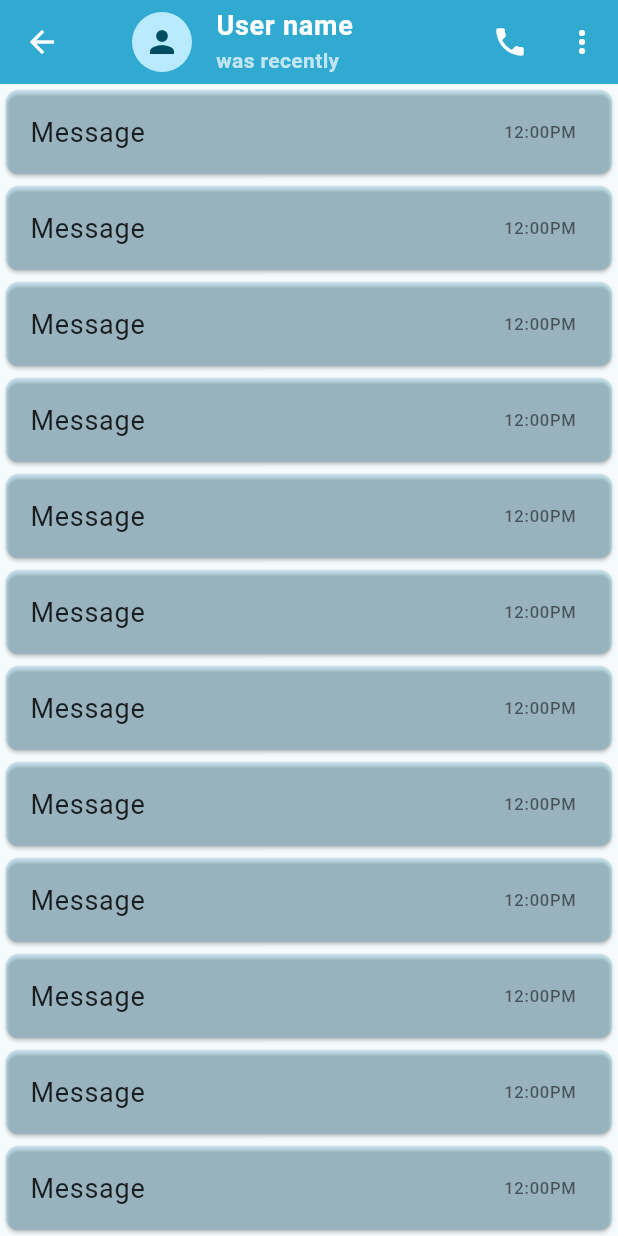
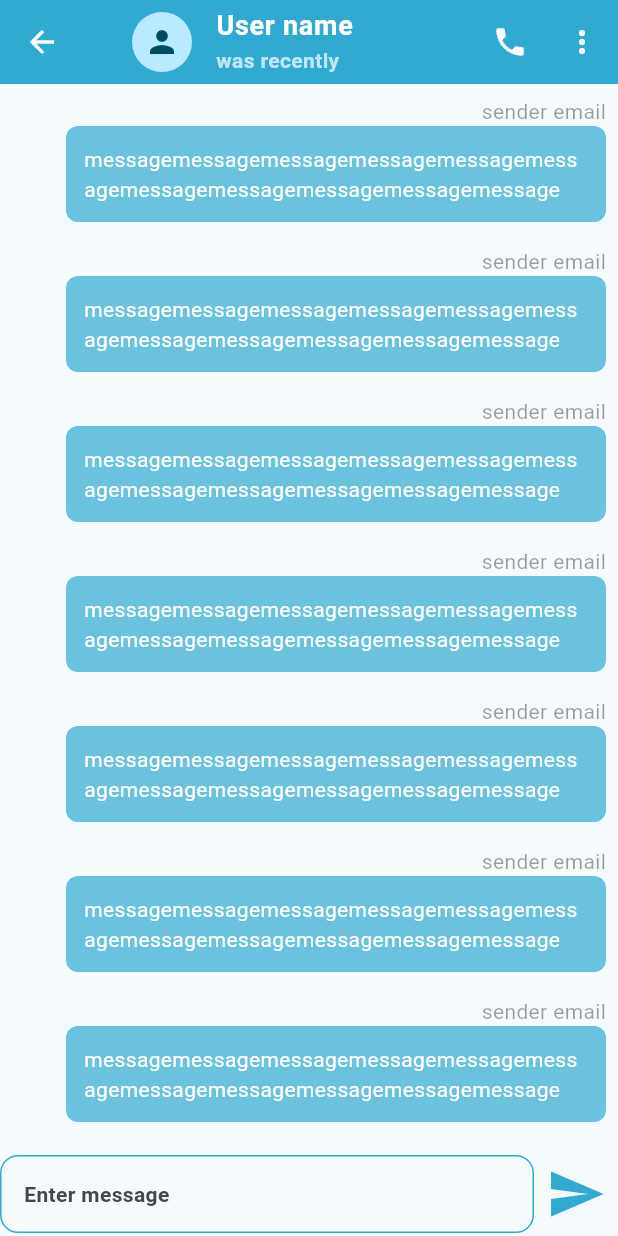
Before and after one commit to Hatemsla/chat_app, a Flutter app: the ChatScreen screen opened by its route, on a phone screen of 412 x 824 dp. Run offline on Flutter 3.47's test engine with Material 2 defaults, Android fonts, the phone set to English and light mode, and no system bars; our stand-ins replace auto_route, email_validator, firebase_auth, firebase_core, get_it, talker_flutter; accounts and stored records are empty.

Commit message:
Added chat ui

```diff
--- a/lib/features/chat/view/chat_screen.dart
+++ b/lib/features/chat/view/chat_screen.dart
@@ -1,4 +1,7 @@
 import 'package:auto_route/auto_route.dart';
+import 'package:chat_app/features/chat/widgets/chat_bubble.dart';
+import 'package:chat_app/features/widgets/form_text_field.dart';
+import 'package:chat_app/router/router.dart';
 import 'package:flutter/material.dart';
 
 @RoutePage()
@@ -10,16 +13,15 @@ class ChatScreen extends StatefulWidget {
 }
 
 class _ChatScreenState extends State<ChatScreen> {
+  final TextEditingController _messageController = TextEditingController();
+
   @override
   Widget build(BuildContext context) {
     final theme = Theme.of(context);
     return Scaffold(
-      body: CustomScrollView(
-        slivers: [
-          SliverAppBar(
-            pinned: true,
-            snap: true,
-            floating: true,
+        appBar: AppBar(
+          backgroundColor: theme.primaryColor,
+          surfaceTintColor: theme.primaryColor,
           title: const ListTile(
             leading: CircleAvatar(
               child: Icon(Icons.person),
@@ -36,7 +38,10 @@ class _ChatScreenState extends State<ChatScreen> {
             ),
           ),
           leading: IconButton(
-                onPressed: () {}, icon: const Icon(Icons.arrow_back)),
+              onPressed: () {
+                AutoRouter.of(context).push(const UsersListRoute());
+              },
+              icon: const Icon(Icons.arrow_back)),
           actions: [
             IconButton(
                 onPressed: () {},
@@ -49,30 +54,55 @@ class _ChatScreenState extends State<ChatScreen> {
                   Icons.more_vert,
                 )),
           ],
-            backgroundColor: theme.primaryColor,
+          centerTitle: true,
         ),
-          SliverList.builder(
+        body: Column(
+          children: [
+            Expanded(
+              child: ListView.builder(
                 itemBuilder: (context, index) {
-              return Card(
-                shape: RoundedRectangleBorder(
-                    borderRadius: BorderRadius.circular(8)),
-                elevation: 1,
-                color: theme.primaryColor.withOpacity(0.2),
-                margin: const EdgeInsets.all(4),
-                child: const InkWell(
-                  child: ListTile(
-                    title: Text("Message"),
-                    trailing: Text(
-                      "12:00PM",
-                      style: TextStyle(color: Colors.black54),
+                  return Container(
+                    alignment: Alignment.centerRight,
+                    child: Padding(
+                      padding: const EdgeInsets.all(8.0).copyWith(left: 44),
+                      child: const Column(
+                        crossAxisAlignment: CrossAxisAlignment.end,
+                        mainAxisAlignment: MainAxisAlignment.end,
+                        children: [
+                          Text(
+                            "sender email",
+                            style: TextStyle(
+                                fontWeight: FontWeight.normal,
+                                color: Colors.black38),
                           ),
+                          ChatBubble(
+                              message:
+                                  "messagemessagemessagemessagemessagemessagemessagemessagemessagemessagemessage"),
+                        ],
                       ),
                     ),
                   );
                 },
               ),
+            ),
+            Row(
+              children: [
+                Expanded(
+                    child: FormTextField(
+                  controller: _messageController,
+                  hint: "Enter message",
+                  type: TextInputType.text,
+                )),
+                IconButton(
+                    onPressed: () {},
+                    icon: Icon(
+                      Icons.send,
+                      color: theme.primaryColor,
+                      size: 40,
+                    ))
               ],
-      ),
-    );
+            )
+          ],
+        ));
   }
 }
--- /dev/null
+++ b/lib/features/chat/widgets/chat_bubble.dart
@@ -0,0 +1,29 @@
+// ignore_for_file: public_member_api_docs, sort_constructors_first
+import 'package:flutter/material.dart';
+
+class ChatBubble extends StatelessWidget {
+  const ChatBubble({
+    super.key,
+    required this.message,
+  });
+
+  final String message;
+
+  @override
+  Widget build(BuildContext context) {
+    final theme = Theme.of(context);
+    return Container(
+      padding: const EdgeInsets.all(12),
+      decoration: BoxDecoration(
+          borderRadius: BorderRadius.circular(8),
+          color: theme.primaryColor.withOpacity(0.7)),
+      child: Text(
+        message,
+        style: TextStyle(
+            fontSize: theme.textTheme.bodyMedium?.fontSize,
+            fontWeight: FontWeight.normal,
+            color: Colors.white),
+      ),
+    );
+  }
+}
--- a/lib/features/widgets/form_text_field.dart
+++ b/lib/features/widgets/form_text_field.dart
@@ -4,13 +4,13 @@ class FormTextField extends StatefulWidget {
   const FormTextField(
       {super.key,
       this.hint,
-      required this.label,
+      this.label,
       this.type,
       this.controller,
       this.validator});
 
   final String? hint;
-  final Text label;
+  final Text? label;
   final TextInputType? type;
   final TextEditingController? controller;
   final String? Function(String?)? validator;
--- a/lib/repositories/auth/abstract_auth_repository.dart
+++ b/lib/repositories/auth/abstract_auth_repository.dart
@@ -1,6 +1,6 @@
 import 'package:firebase_auth/firebase_auth.dart';
 
 abstract class AbstractAuthRepository {
-  Future<UserCredential> signInWithEmailandPassword(
+  Future<UserCredential> signInWithEmailAndPassword(
       String email, String password);
 }
--- a/lib/repositories/auth/auth_repository.dart
+++ b/lib/repositories/auth/auth_repository.dart
@@ -7,7 +7,7 @@ class AuthRepository extends AbstractAuthRepository {
   final FirebaseAuth _firebaseAuth = FirebaseAuth.instance;
 
   @override
-  Future<UserCredential> signInWithEmailandPassword(
+  Future<UserCredential> signInWithEmailAndPassword(
       String email, String password) async {
     try {
       final userCredential = await _firebaseAuth.signInWithEmailAndPassword(
```
Also changed, not shown: lib/features/sign_in/bloc/sign_in_bloc.dart (+19 -10 lines), lib/features/sign_in/bloc/sign_in_event.dart (+25 -2 lines), lib/features/sign_in/bloc/sign_in_state.dart (+30 -21 lines). Lines whose indentation alone changed are shown as unchanged.
